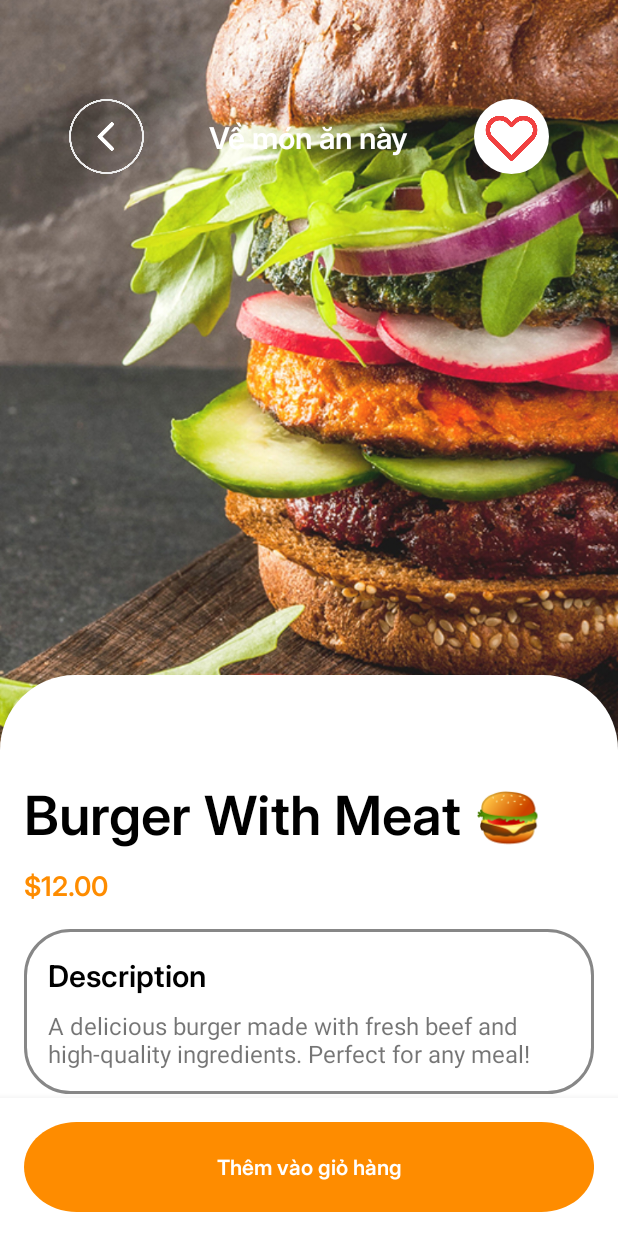
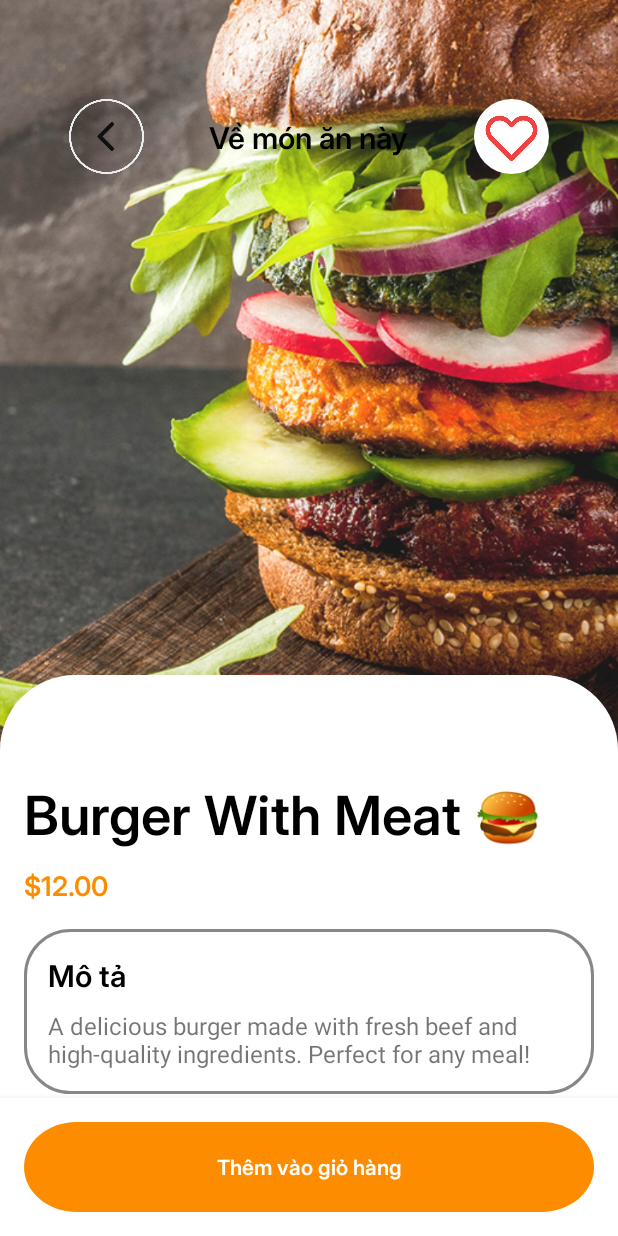
Before and after one commit to raichuvn11/UIAppFastFood, an Android app: the layout activity_about_menu.xml on its own in the app's theme, with its tools: preview values and no code run, on a phone screen of 412 x 824 dp. Run offline under Robolectric (Android 15) with nearby library versions, the phone set to English and light mode, and no system bars.

Commit message:
update about menu+update location

```diff
--- a/app/src/main/res/layout/activity_about_menu.xml
+++ b/app/src/main/res/layout/activity_about_menu.xml
@@ -41,7 +41,7 @@
                     android:layout_width="50dp"
                     android:layout_height="50dp"
                     android:layout_marginStart="30dp"
-                    android:src="@drawable/ic_back_3"
+                    android:src="@drawable/ic_back_2"
                     android:background="?selectableItemBackgroundBorderless"
                     app:layout_constraintTop_toTopOf="parent"
                     app:layout_constraintStart_toStartOf="parent"/>
@@ -50,7 +50,7 @@
                     android:layout_width="wrap_content"
                     android:layout_height="wrap_content"
                     android:text="Về món ăn này"
-                    android:textColor="@android:color/white"
+                    android:textColor="@color/black"
                     android:textSize="20sp"
                     android:fontFamily="@font/inter_semibold"
                     app:layout_constraintTop_toTopOf="parent"
@@ -132,7 +132,7 @@
                 <TextView
                     android:layout_width="wrap_content"
                     android:layout_height="wrap_content"
-                    android:text="Description"
+                    android:text="Mô tả"
                     android:textColor="@color/black"
                     android:textSize="20sp"
                     android:fontFamily="@font/inter_semibold"
--- a/app/src/main/res/values/strings.xml
+++ b/app/src/main/res/values/strings.xml
@@ -1,5 +1,5 @@
 <resources>
-    <string name="app_name">UIAppFastFood</string>
+    <string name="app_name">OmniFood</string>
 
     <string name="goong_api_url">https://rsapi.goong.io/</string>
     <string name="goong_map_url">https://tiles.goong.io</string>
```
Also changed, not shown: app/src/main/java/com/example/uiappfastfood/activity/MapsActivity.java (+26 -3 lines).
